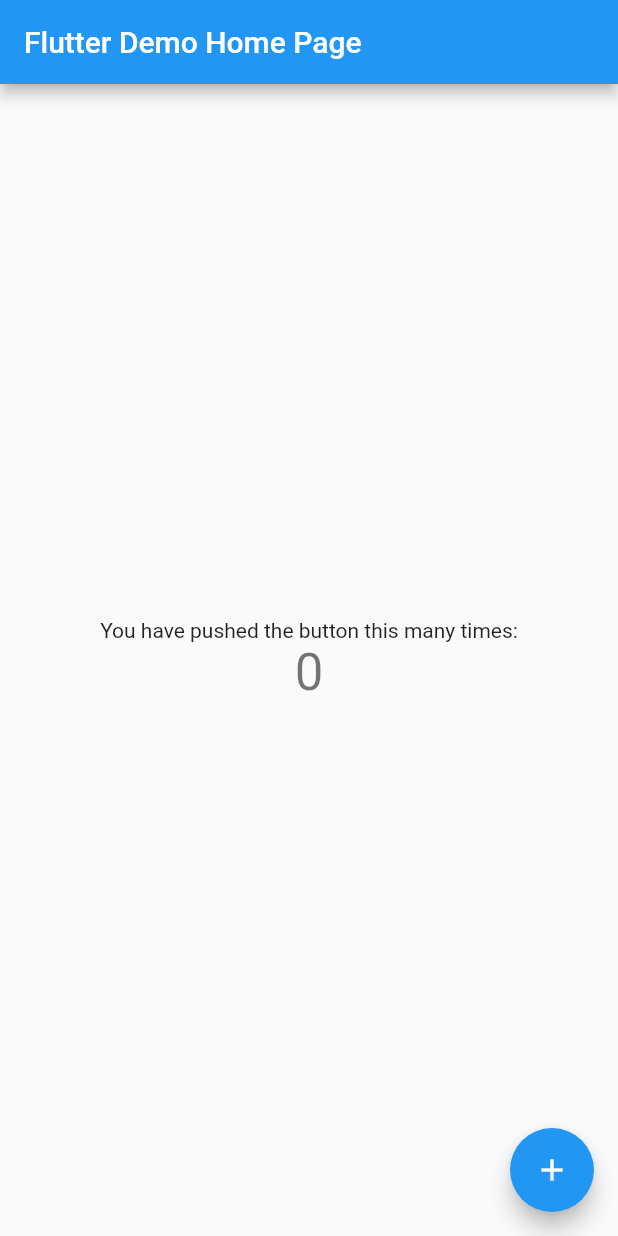
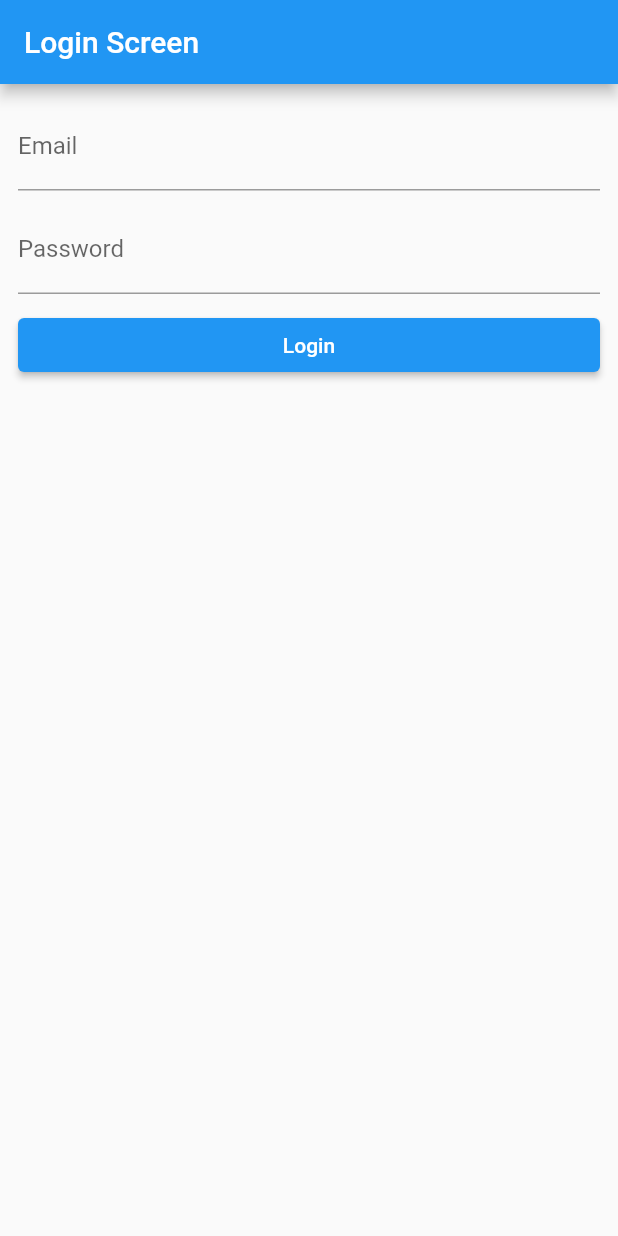
Before and after one commit to nstack-in/flutter_starter_project, a Flutter app: the screen it shows after launch, on a phone screen of 412 x 824 dp. Run offline on Flutter 3.47's test engine with Material 2 defaults, Android fonts, the phone set to English and light mode, and no system bars; our stand-ins replace dio.

Commit message:
auth module completed

```diff
--- /dev/null
+++ b/lib/app.dart
@@ -0,0 +1,18 @@
+import 'package:flutter/material.dart';
+import 'package:flutter_starter_project/src/utils/routes.dart';
+
+class MyApp extends StatelessWidget {
+  final bool isLoggedIn;
+  const MyApp({
+    super.key,
+    this.isLoggedIn = false,
+  });
+
+  @override
+  Widget build(BuildContext context) {
+    return MaterialApp(
+      initialRoute: isLoggedIn ? '' : '',
+      onGenerateRoute: AppRoute.onGenerateRoute,
+    );
+  }
+}
--- a/lib/main.dart
+++ b/lib/main.dart
@@ -1,115 +1,14 @@
+import 'dart:async';
 import 'package:flutter/material.dart';
+import 'package:flutter_starter_project/app.dart';
 
-void main() {
-  runApp(const MyApp());
+Future<void> main() async {
+  WidgetsFlutterBinding.ensureInitialized();
+
+  runZonedGuarded(() {
+    runApp(const MyApp());
+  }, (error, stack) {
+    // Write your error reporter code here
+    // You may use firebase crashlytics as a simple solution
+  });
 }
-
-class MyApp extends StatelessWidget {
-  const MyApp({super.key});
-
-  // This widget is the root of your application.
-  @override
-  Widget build(BuildContext context) {
-    return MaterialApp(
-      title: 'Flutter Demo',
-      theme: ThemeData(
-        // This is the theme of your application.
-        //
-        // Try running your application with "flutter run". You'll see the
-        // application has a blue toolbar. Then, without quitting the app, try
-        // changing the primarySwatch below to Colors.green and then invoke
-        // "hot reload" (press "r" in the console where you ran "flutter run",
-        // or simply save your changes to "hot reload" in a Flutter IDE).
-        // Notice that the counter didn't reset back to zero; the application
-        // is not restarted.
-        primarySwatch: Colors.blue,
-      ),
-      home: const MyHomePage(title: 'Flutter Demo Home Page'),
-    );
-  }
-}
-
-class MyHomePage extends StatefulWidget {
-  const MyHomePage({super.key, required this.title});
-
-  // This widget is the home page of your application. It is stateful, meaning
-  // that it has a State object (defined below) that contains fields that affect
-  // how it looks.
-
-  // This class is the configuration for the state. It holds the values (in this
-  // case the title) provided by the parent (in this case the App widget) and
-  // used by the build method of the State. Fields in a Widget subclass are
-  // always marked "final".
-
-  final String title;
-
-  @override
-  State<MyHomePage> createState() => _MyHomePageState();
-}
-
-class _MyHomePageState extends State<MyHomePage> {
-  int _counter = 0;
-
-  void _incrementCounter() {
-    setState(() {
-      // This call to setState tells the Flutter framework that something has
-      // changed in this State, which causes it to rerun the build method below
-      // so that the display can reflect the updated values. If we changed
-      // _counter without calling setState(), then the build method would not be
-      // called again, and so nothing would appear to happen.
-      _counter++;
-    });
-  }
-
-  @override
-  Widget build(BuildContext context) {
-    // This method is rerun every time setState is called, for instance as done
-    // by the _incrementCounter method above.
-    //
-    // The Flutter framework has been optimized to make rerunning build methods
-    // fast, so that you can just rebuild anything that needs updating rather
-    // than having to individually change instances of widgets.
-    return Scaffold(
-      appBar: AppBar(
-        // Here we take the value from the MyHomePage object that was created by
-        // the App.build method, and use it to set our appbar title.
-        title: Text(widget.title),
-      ),
-      body: Center(
-        // Center is a layout widget. It takes a single child and positions it
-        // in the middle of the parent.
-        child: Column(
-          // Column is also a layout widget. It takes a list of children and
-          // arranges them vertically. By default, it sizes itself to fit its
-          // children horizontally, and tries to be as tall as its parent.
-          //
-          // Invoke "debug painting" (press "p" in the console, choose the
-          // "Toggle Debug Paint" action from the Flutter Inspector in Android
-          // Studio, or the "Toggle Debug Paint" command in Visual Studio Code)
-          // to see the wireframe for each widget.
-          //
-          // Column has various properties to control how it sizes itself and
-          // how it positions its children. Here we use mainAxisAlignment to
-          // center the children vertically; the main axis here is the vertical
-          // axis because Columns are vertical (the cross axis would be
-          // horizontal).
-          mainAxisAlignment: MainAxisAlignment.center,
-          children: <Widget>[
-            const Text(
-              'You have pushed the button this many times:',
-            ),
-            Text(
-              '$_counter',
-              style: Theme.of(context).textTheme.headline4,
-            ),
-          ],
-        ),
-      ),
-      floatingActionButton: FloatingActionButton(
-        onPressed: _incrementCounter,
-        tooltip: 'Increment',
-        child: const Icon(Icons.add),
-      ), // This trailing comma makes auto-formatting nicer for build methods.
-    );
-  }
-}
--- /dev/null
+++ b/lib/src/screens/auth/forget_password.dart
@@ -0,0 +1,56 @@
+import 'package:flutter/material.dart';
+import 'package:flutter_starter_project/src/services/auth_api.dart';
+
+class ForgetPassword extends StatefulWidget {
+  static const routeName = '/forget-password';
+  final String? email;
+  final String? password;
+  const ForgetPassword({
+    super.key,
+    this.email,
+    this.password,
+  });
+
+  @override
+  State<ForgetPassword> createState() => _ForgetPasswordState();
+}
+
+class _ForgetPasswordState extends State<ForgetPassword> {
+  final emailController = TextEditingController();
+
+  @override
+  void initState() {
+    super.initState();
+    emailController.text = widget.email ?? '';
+  }
+
+  @override
+  Widget build(BuildContext context) {
+    return Scaffold(
+      appBar: AppBar(
+        title: const Text('Login Screen'),
+      ),
+      body: ListView(
+        padding: const EdgeInsets.all(12.0),
+        children: [
+          TextField(
+            controller: emailController,
+            decoration: const InputDecoration(
+              labelText: 'Email',
+            ),
+          ),
+          const SizedBox(height: 10),
+          ElevatedButton(
+            onPressed: onForgetAction,
+            child: const Center(child: Text('Login')),
+          ),
+        ],
+      ),
+    );
+  }
+
+  Future<void> onForgetAction() async {
+    final email = emailController.text;
+    AuthApi.forgetPassword(email);
+  }
+}
--- /dev/null
+++ b/lib/src/screens/auth/login.dart
@@ -0,0 +1,66 @@
+import 'package:flutter/material.dart';
+import 'package:flutter_starter_project/src/services/auth_api.dart';
+
+class LoginPage extends StatefulWidget {
+  static const routeName = '/login';
+  final String? email;
+  final String? password;
+  const LoginPage({
+    super.key,
+    this.email,
+    this.password,
+  });
+
+  @override
+  State<LoginPage> createState() => _LoginPageState();
+}
+
+class _LoginPageState extends State<LoginPage> {
+  final emailController = TextEditingController();
+  final passwordController = TextEditingController();
+
+  @override
+  void initState() {
+    super.initState();
+    emailController.text = widget.email ?? '';
+    passwordController.text = widget.password ?? '';
+  }
+
+  @override
+  Widget build(BuildContext context) {
+    return Scaffold(
+      appBar: AppBar(
+        title: const Text('Login Screen'),
+      ),
+      body: ListView(
+        padding: const EdgeInsets.all(12.0),
+        children: [
+          TextField(
+            controller: emailController,
+            decoration: const InputDecoration(
+              labelText: 'Email',
+            ),
+          ),
+          const SizedBox(height: 10),
+          TextField(
+            controller: passwordController,
+            decoration: const InputDecoration(
+              labelText: 'Password',
+            ),
+          ),
+          const SizedBox(height: 10),
+          ElevatedButton(
+            onPressed: onLoginAction,
+            child: const Center(child: Text('Login')),
+          ),
+        ],
+      ),
+    );
+  }
+
+  Future<void> onLoginAction() async {
+    final email = emailController.text;
+    final password = passwordController.text;
+    AuthApi.login(email, password);
+  }
+}
--- /dev/null
+++ b/lib/src/services/auth_api.dart
@@ -0,0 +1,39 @@
+import 'package:flutter_starter_project/src/utils/api_helper.dart';
+
+class AuthApi {
+  static final _api = ApiHelper.instance;
+
+  static Future<void> login(
+    String email,
+    String password,
+  ) async {
+    const path = '/login';
+    await _api.post(path, data: {
+      'email': email,
+      'password': password,
+    });
+  }
+
+  static Future<void> register(
+    String name,
+    String email,
+    String password,
+  ) async {
+    const path = '/register';
+    await _api.post(path, data: {
+      'name': name,
+      'email': email,
+      'password': password,
+    });
+  }
+
+  static Future<bool> forgetPassword(
+    String email,
+  ) async {
+    const path = '/forget-password';
+    await _api.post(path, data: {
+      'email': email,
+    });
+    return true;
+  }
+}
--- /dev/null
+++ b/lib/src/utils/constant.dart
@@ -0,0 +1,3 @@
+class AppConstants {
+  static const String baseUrl = '';
+}
--- /dev/null
+++ b/lib/src/utils/routes.dart
@@ -0,0 +1,28 @@
+import 'package:flutter/material.dart';
+import 'package:flutter_starter_project/src/screens/auth/forget_password.dart';
+import 'package:flutter_starter_project/src/screens/auth/login.dart';
+import 'package:flutter_starter_project/src/screens/auth/register.dart';
+
+class AppRoute {
+  static Route<dynamic> onGenerateRoute(RouteSettings settings) {
+    final name = settings.name;
+    switch (name) {
+      case LoginPage.routeName:
+        return MaterialPageRoute(
+          builder: (context) => const LoginPage(),
+        );
+      case RegisterPage.routeName:
+        return MaterialPageRoute(
+          builder: (context) => const RegisterPage(),
+        );
+      case ForgetPassword.routeName:
+        return MaterialPageRoute(
+          builder: (context) => const ForgetPassword(),
+        );
+      default:
+        return MaterialPageRoute(
+          builder: (context) => const LoginPage(),
+        );
+    }
+  }
+}
--- a/pubspec.yaml
+++ b/pubspec.yaml
@@ -36,6 +36,8 @@ dependencies:
   # The following adds the Cupertino Icons font to your application.
   # Use with the CupertinoIcons class for iOS style icons.
   cupertino_icons: ^1.0.2
+  shared_preferences: ^2.0.15
+  dio: ^4.0.6
 
 dev_dependencies:
   flutter_test:
```
Also changed, not shown: lib/src/screens/auth/register.dart (added, +80 -0 lines), lib/src/screens/home/home.dart (added, +15 -0 lines), lib/src/utils/api_helper.dart (added, +109 -0 lines), pubspec.lock, 9 other files.
